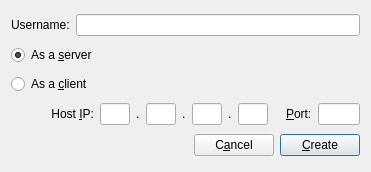
First picture: the form in connectdialog.ui, repository equation314/Gomoku, before the edit.
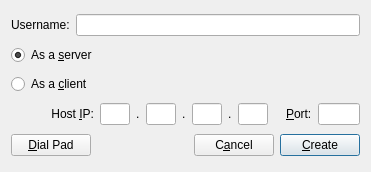
Second picture: the form after the edit.

Commit message: Dial pad

Patch:
```diff
--- a/connectdialog.ui
+++ b/connectdialog.ui
@@ -235,6 +235,13 @@
    </item>
    <item row="4" column="0" colspan="2">
     <layout class="QHBoxLayout" name="horizontalLayout">
+     <item>
+      <widget class="QPushButton" name="pushButton_dial_pad">
+       <property name="text">
+        <string>&amp;Dial Pad</string>
+       </property>
+      </widget>
+     </item>
      <item>
       <spacer name="horizontalSpacer">
        <property name="orientation">
```
The commit also changes 6 other files.
